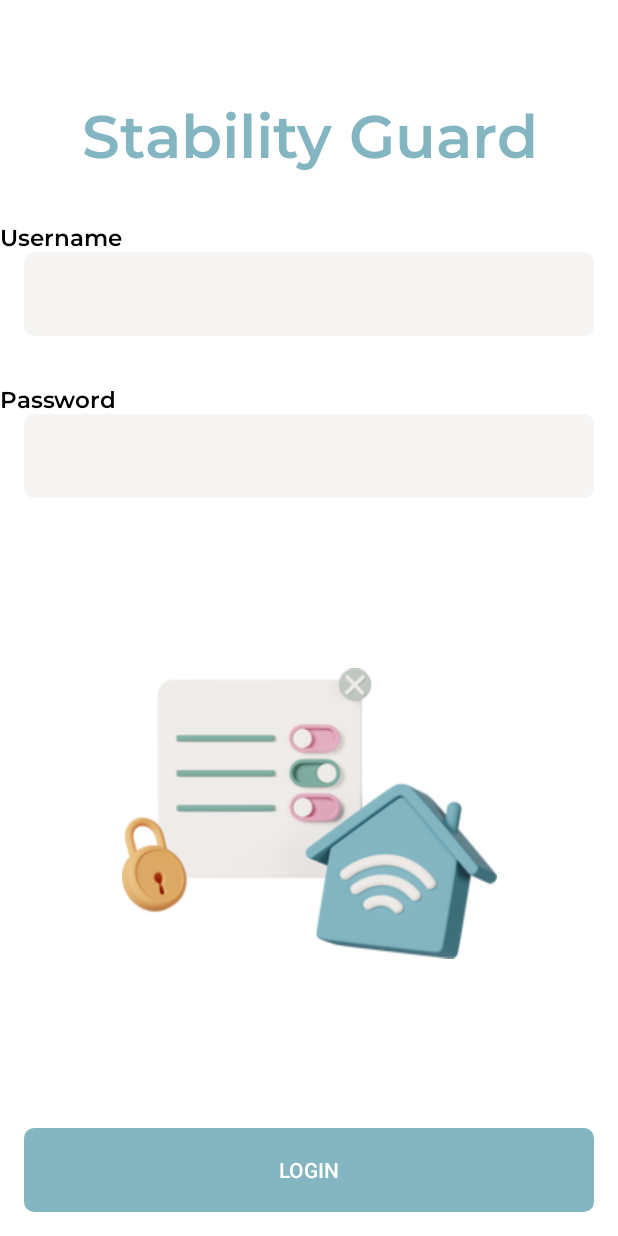
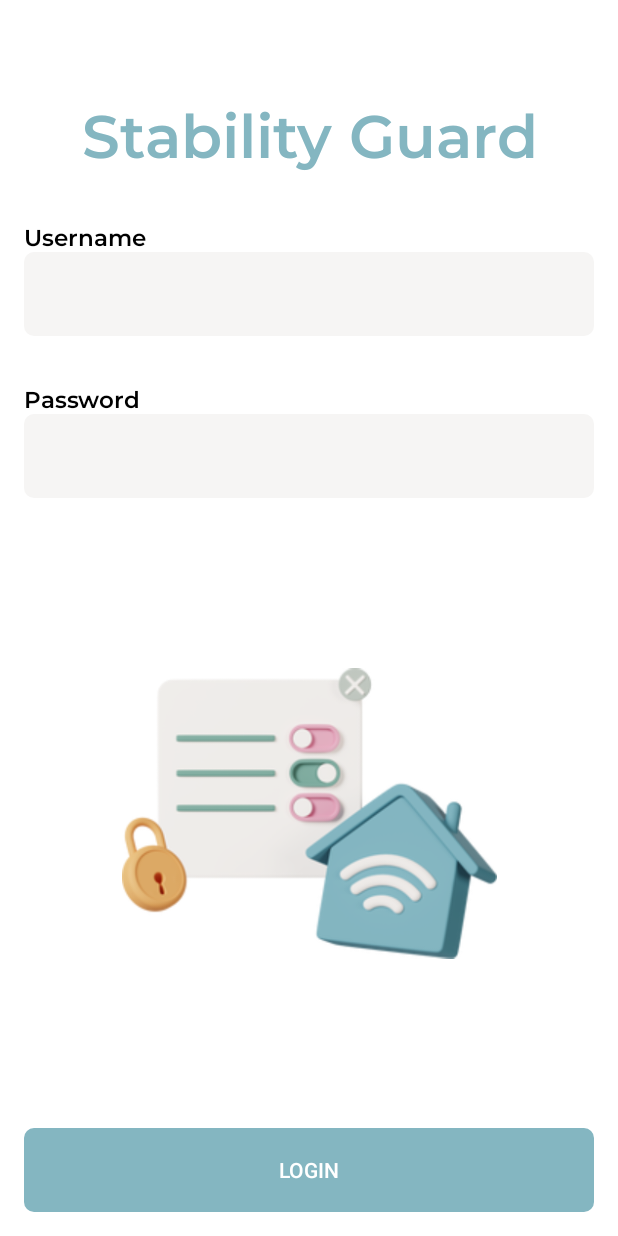
Before and after one commit to mdulibic/StabilityGuard, an Android app: the screen it shows after launch (MainActivity), on a phone screen of 412 x 824 dp. Run offline under Robolectric (Android 15) with nearby library versions, the phone set to English and light mode, and no system bars; our stand-ins replace Dagger/Hilt's generated code, Timber; 3 statements that could not run were skipped.

```diff
--- a/app/src/main/java/com/example/stabilityGuard/networking/StabilityGuardApiService.kt
+++ b/app/src/main/java/com/example/stabilityGuard/networking/StabilityGuardApiService.kt
@@ -25,4 +25,12 @@ interface StabilityGuardApiService {
 
     @POST("alarm/{alarmId}/clear")
     suspend fun clearAlarm(@Path("alarmId") alarmId: String): Response<Unit>
+
+    @POST("plugins/telemetry/{deviceId}/{scope}")
+    @JvmSuppressWildcards
+    suspend fun saveDeviceAttributes(
+        @Path("deviceId") deviceId: String,
+        @Path("scope") scope: String,
+        @Body attributes: Map<String, Any>,
+    ): Response<Unit>
 }
--- a/app/src/main/java/com/example/stabilityGuard/networking/StabilityRepository.kt
+++ b/app/src/main/java/com/example/stabilityGuard/networking/StabilityRepository.kt
@@ -9,7 +9,7 @@ import javax.inject.Inject
 class StabilityRepository @Inject constructor(private val apiService: StabilityGuardApiService) {
 
     suspend fun getAlarms(): Response<AlarmsResponse> {
-        return apiService.getAlarms(page = 0, pageSize = 10)
+        return apiService.getAlarms(page = 0, pageSize = 100)
     }
 
     suspend fun loginUser(user: User): Response<TokenResponse> {
@@ -23,4 +23,8 @@ class StabilityRepository @Inject constructor(private val apiService: StabilityG
     suspend fun clearAlarm(alarmId: String): Response<Unit> {
         return apiService.clearAlarm(alarmId = alarmId)
     }
+
+    suspend fun saveDeviceAttributes(attributes: Map<String, Any>, deviceId: String, scope: String): Response<Unit> {
+        return apiService.saveDeviceAttributes(attributes = attributes, deviceId = deviceId, scope = scope)
+    }
 }
--- a/app/src/main/res/layout/fragment_login.xml
+++ b/app/src/main/res/layout/fragment_login.xml
@@ -8,32 +8,33 @@
         android:id="@+id/title"
         android:layout_width="0dp"
         android:layout_height="wrap_content"
+        android:layout_marginStart="16dp"
         android:layout_marginTop="64dp"
-        android:layout_marginStart="16dp"
         android:layout_marginEnd="16dp"
+        android:fontFamily="@font/montserrat_semibold"
+        android:gravity="center"
+        android:text="Stability Guard"
         android:textAlignment="center"
-        android:text="Stability Guard"
         android:textColor="@color/colorPrimary"
-        android:fontFamily="@font/montserrat_semibold"
         android:textSize="40sp"
-        android:gravity="center"
         android:textStyle="bold"
         app:layout_constraintEnd_toEndOf="parent"
-        app:layout_constraintTop_toTopOf="parent"
-        app:layout_constraintStart_toStartOf="parent" />
+        app:layout_constraintStart_toStartOf="parent"
+        app:layout_constraintTop_toTopOf="parent" />
 
     <TextView
         android:id="@+id/tv_email"
         android:layout_width="0dp"
         android:layout_height="wrap_content"
+        android:layout_marginStart="16dp"
         android:layout_marginTop="32dp"
         android:fontFamily="@font/montserrat_semibold"
         android:text="@string/username"
         android:textColor="@color/black"
         android:textSize="15sp"
         app:layout_constraintEnd_toEndOf="parent"
-        app:layout_constraintTop_toBottomOf="@id/title"
-        app:layout_constraintStart_toStartOf="parent" />
+        app:layout_constraintStart_toStartOf="parent"
+        app:layout_constraintTop_toBottomOf="@id/title" />
 
     <EditText
         android:id="@+id/et_username"
@@ -41,21 +42,22 @@
         android:layout_height="56dp"
         android:layout_marginStart="16dp"
         android:layout_marginEnd="16dp"
-        app:layout_constraintTop_toBottomOf="@id/tv_email"
-        app:layout_constraintStart_toStartOf="parent" />
+        app:layout_constraintStart_toStartOf="parent"
+        app:layout_constraintTop_toBottomOf="@id/tv_email" />
 
     <TextView
         android:id="@+id/tv_password"
         android:layout_width="0dp"
         android:layout_height="wrap_content"
+        android:layout_marginStart="16dp"
         android:layout_marginTop="32dp"
         android:fontFamily="@font/montserrat_semibold"
         android:text="@string/password"
         android:textColor="@color/black"
         android:textSize="15sp"
         app:layout_constraintEnd_toEndOf="parent"
-        app:layout_constraintTop_toBottomOf="@id/et_username"
-        app:layout_constraintStart_toStartOf="parent" />
+        app:layout_constraintStart_toStartOf="parent"
+        app:layout_constraintTop_toBottomOf="@id/et_username" />
 
     <EditText
         android:id="@+id/et_password"
@@ -64,8 +66,8 @@
         android:layout_marginStart="16dp"
         android:layout_marginEnd="16dp"
         android:inputType="textPassword"
-        app:layout_constraintTop_toBottomOf="@id/tv_password"
-        app:layout_constraintStart_toStartOf="parent" />
+        app:layout_constraintStart_toStartOf="parent"
+        app:layout_constraintTop_toBottomOf="@id/tv_password" />
 
     <ImageView
         android:id="@+id/ic_wine"
@@ -74,19 +76,19 @@
         android:scaleType="fitCenter"
         android:src="@drawable/ic_login"
         app:layout_constraintBottom_toTopOf="@id/btn_login"
+        app:layout_constraintEnd_toEndOf="parent"
         app:layout_constraintStart_toStartOf="parent"
-        app:layout_constraintEnd_toEndOf="parent"
-        app:layout_constraintTop_toBottomOf="@id/et_password"/>
+        app:layout_constraintTop_toBottomOf="@id/et_password" />
 
     <Button
+        android:id="@+id/btn_login"
         style="@style/CustomBtn"
-        android:id="@+id/btn_login"
         android:layout_width="match_parent"
         android:layout_height="56dp"
+        android:layout_margin="16dp"
         android:text="@string/login"
-        android:layout_margin="16dp"
         app:layout_constraintBottom_toBottomOf="parent"
         app:layout_constraintEnd_toEndOf="parent"
-        app:layout_constraintStart_toStartOf="parent"/>
+        app:layout_constraintStart_toStartOf="parent" />
 
 </androidx.constraintlayout.widget.ConstraintLayout>
```
Also changed, not shown: app/src/main/java/com/example/stabilityGuard/viewModel/HomeViewModel.kt (+13 -2 lines).
